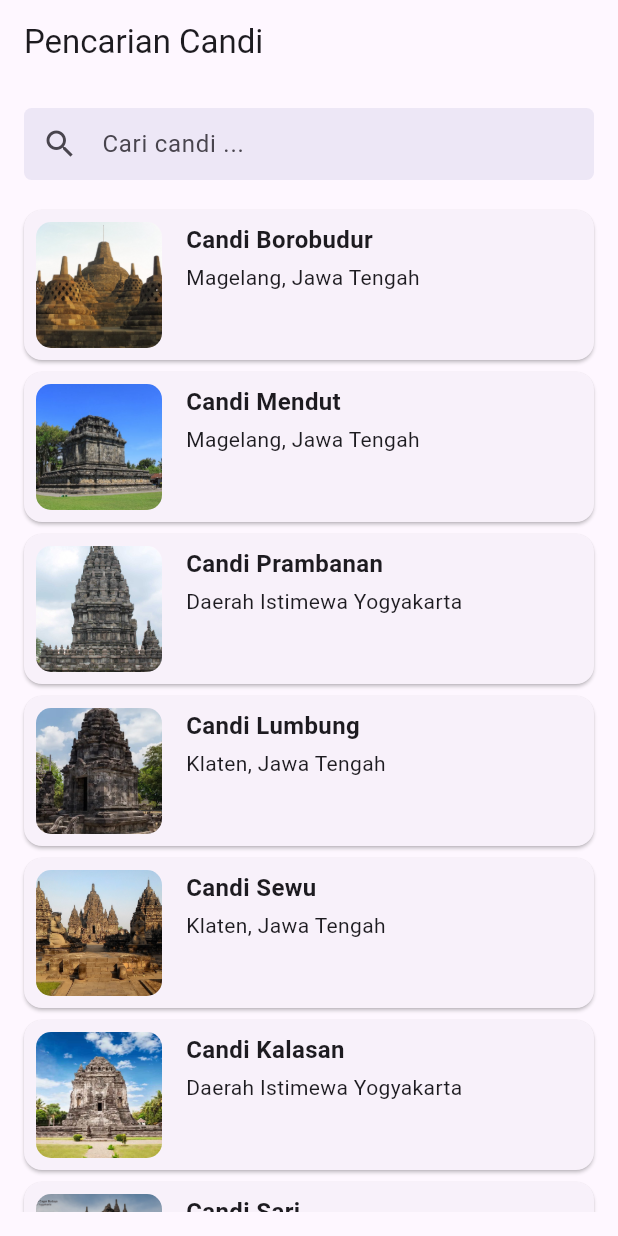
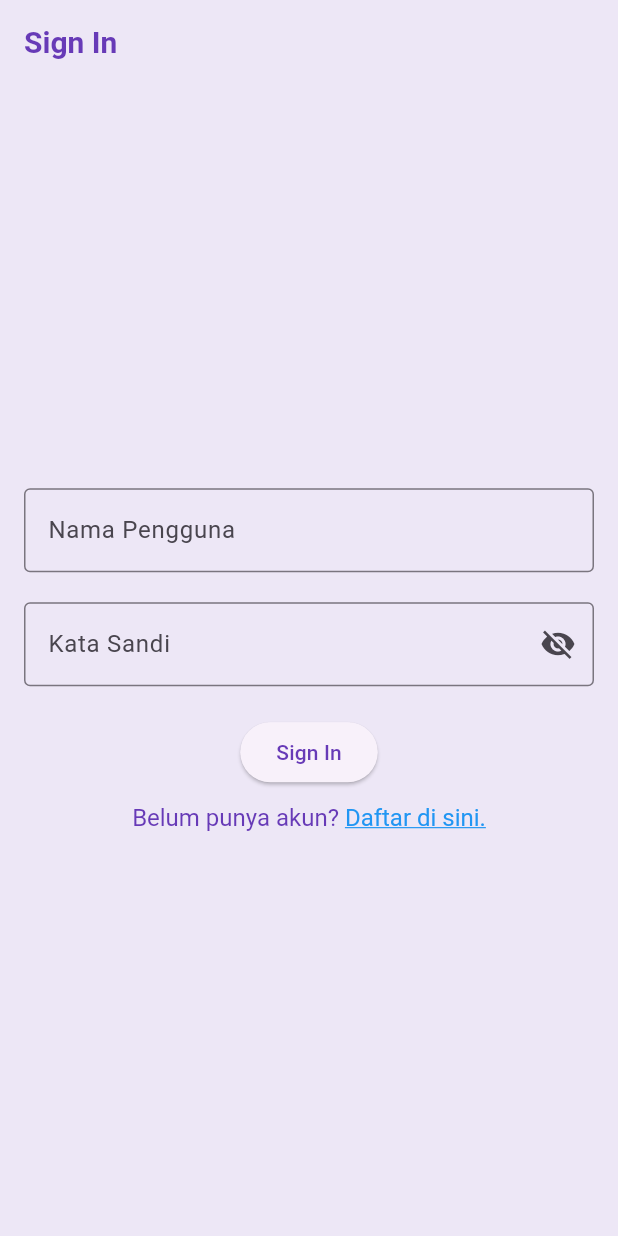
Before and after one commit to Mobile-Programming-MDP/wisata_candi_JayConT, a Flutter app: the screen it shows after launch, on a phone screen of 412 x 824 dp. Run offline on Flutter 3.47's test engine with Material 3 defaults, Android fonts, the phone set to English and light mode, and no system bars.

Commit message:
Add: Pertemuan 18, 19, 14

```diff
--- a/wisata_candi/lib/search_screen.dart
+++ b/wisata_candi/lib/screens/search_screen.dart
@@ -1,6 +1,6 @@
 import 'package:flutter/material.dart';
 import 'package:wisata_candi/data/candi_data.dart';
-import '../models/candi.dart';
+import '../../models/candi.dart';
 
 class SearchScreen extends StatefulWidget {
   const SearchScreen({super.key});
--- /dev/null
+++ b/wisata_candi/lib/screens/sign_in_screen.dart
@@ -0,0 +1,109 @@
+import 'package:flutter/gestures.dart';
+import 'package:flutter/material.dart';
+
+class SignInScreen extends StatefulWidget {
+  SignInScreen({super.key});
+
+  @override
+  State<SignInScreen> createState() => _SignInScreenState();
+}
+
+class _SignInScreenState extends State<SignInScreen> {
+  // TODO: Variable Declaration
+  final TextEditingController _usernameController = TextEditingController();
+
+  final TextEditingController _passwordController = TextEditingController();
+
+  String _errorText = '';
+
+  bool _isSignedIn = false;
+
+  bool _obscurePassword = true;
+
+  @override
+  Widget build(BuildContext context) {
+    return Scaffold(
+      // TODO: AppBar
+      appBar: AppBar(title: Text('Sign In'),),
+      // TODO: Body
+      body: Center(
+        child: SingleChildScrollView(
+          child: Padding(
+            padding: const EdgeInsets.all(16),
+            child: Form(
+              child: Column(
+                // TODO: MainAxisAlignment and CrossAxisAlignment
+                mainAxisAlignment: MainAxisAlignment.center,
+                crossAxisAlignment: CrossAxisAlignment.center,
+                children: [
+                  // TODO: TextFormField - Username
+                  TextFormField(
+                    controller: _usernameController,
+                    decoration: InputDecoration(
+                      labelText: "Nama Pengguna",
+                      border: OutlineInputBorder(),
+                    ),
+                  ),
+                  // TODO: TextFormField - Password
+                  SizedBox(height: 20,),
+                  TextFormField(
+                    controller: _passwordController,
+                    decoration: InputDecoration(
+                      labelText: "Kata Sandi",
+                      errorText: _errorText.isNotEmpty ? _errorText : null,
+                      border: OutlineInputBorder(),
+                      suffixIcon: IconButton(
+                        onPressed: () {
+                          setState(() {
+                            _obscurePassword = !_obscurePassword;
+                          });
+                        },
+                        icon: Icon(
+                          _obscurePassword ? Icons.visibility_off : Icons.visibility,
+                        ),
+                      ),
+                    ),
+                    obscureText: _obscurePassword,
+                  ),
+                  // TODO: ElevatedButton - Sign In
+                  SizedBox(height: 20,),
+                  ElevatedButton(
+                    onPressed: () {},
+                    child: Text('Sign In')
+                  ),
+                  // TODO: Sign Up Button
+                  SizedBox(height: 10,),
+                  // TextButton(
+                  //   onPressed: () {},
+                  //   child: Text('Belum punya akun? Daftar di sini.'),
+                  // ),
+                  RichText(
+                    text: TextSpan(
+                      text: 'Belum punya akun? ',
+                      style: TextStyle(
+                        fontSize: 16,
+                        color: Colors.deepPurple
+                      ),
+                      children: <TextSpan>[
+                        TextSpan(
+                          text: 'Daftar di sini.',
+                          style: TextStyle(
+                            color: Colors.blue,
+                            decoration: TextDecoration.underline,
+                            fontSize: 16,
+                          ),
+                          recognizer: TapGestureRecognizer()
+                            ..onTap = () {},
+                        )
+                      ]
+                    ),
+                  ),
+                ],
+              )
+            ),
+          ),
+        ),
+      ),
+    );
+  }
+}
```
Also changed, not shown: wisata_candi/lib/main.dart (+80 -3 lines), wisata_candi/lib/screens/favorite_screen.dart (added, +15 -0 lines), wisata_candi/lib/screens/home_screen.dart (added, +35 -0 lines), wisata_candi/lib/widgets/item_card.dart (added, +53 -0 lines), wisata_candi/lib/screens/sign_up_screen.dart (added).
